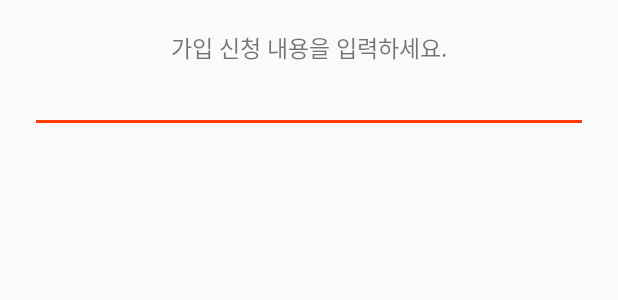
After one commit to Daehee-Jeong/Matjo_Android, an Android app: the layout dialog_insertgroup.xml on its own in the app's theme, with its tools: preview values and no code run, on a phone screen of 412 x 824 dp. The commit adds this screen. Shown: the top 300 px of the screen. Run offline under Robolectric (Android 15) with nearby library versions, the phone set to English and light mode, and no system bars; network calls fail.

Commit message:
1. 모입 가입신청

```diff
--- a/Matjo/app/src/main/res/layout/activity_group_detail.xml
+++ b/Matjo/app/src/main/res/layout/activity_group_detail.xml
@@ -83,14 +83,14 @@
     <include layout="@layout/content_scrolling" />
 
     <android.support.design.widget.FloatingActionButton
-        android:id="@+id/fab"
+        android:id="@+id/fabInsertGroup"
         android:layout_width="wrap_content"
         android:layout_height="wrap_content"
         android:layout_margin="@dimen/fab_margin"
         android:backgroundTint="@color/colorFab"
         app:borderWidth="0dp"
         android:layout_gravity="bottom|end"
-        app:srcCompat="@mipmap/ic_call_white_24dp" />
+        app:srcCompat="@mipmap/ic_people_white_36dp" />
 
 </android.support.design.widget.CoordinatorLayout>
 
--- /dev/null
+++ b/Matjo/app/src/main/res/layout/dialog_insertgroup.xml
@@ -0,0 +1,19 @@
+<?xml version="1.0" encoding="utf-8"?>
+<LinearLayout xmlns:android="http://schemas.android.com/apk/res/android"
+    android:orientation="vertical" android:layout_width="match_parent"
+    android:padding="20dp"
+    android:layout_height="match_parent">
+
+    <TextView
+        android:layout_width="wrap_content"
+        android:layout_height="wrap_content"
+        android:layout_gravity="center"
+        android:textSize="15sp"
+        android:text="가입 신청 내용을 입력하세요."/>
+
+    <EditText
+        android:id="@+id/etContent"
+        android:layout_width="match_parent"
+        android:layout_height="wrap_content" />
+
+</LinearLayout>
```
Also changed, not shown: Matjo/app/src/main/java/com/kosta148/matjo/view/GroupDetailActivity.java (+94 -7 lines).
